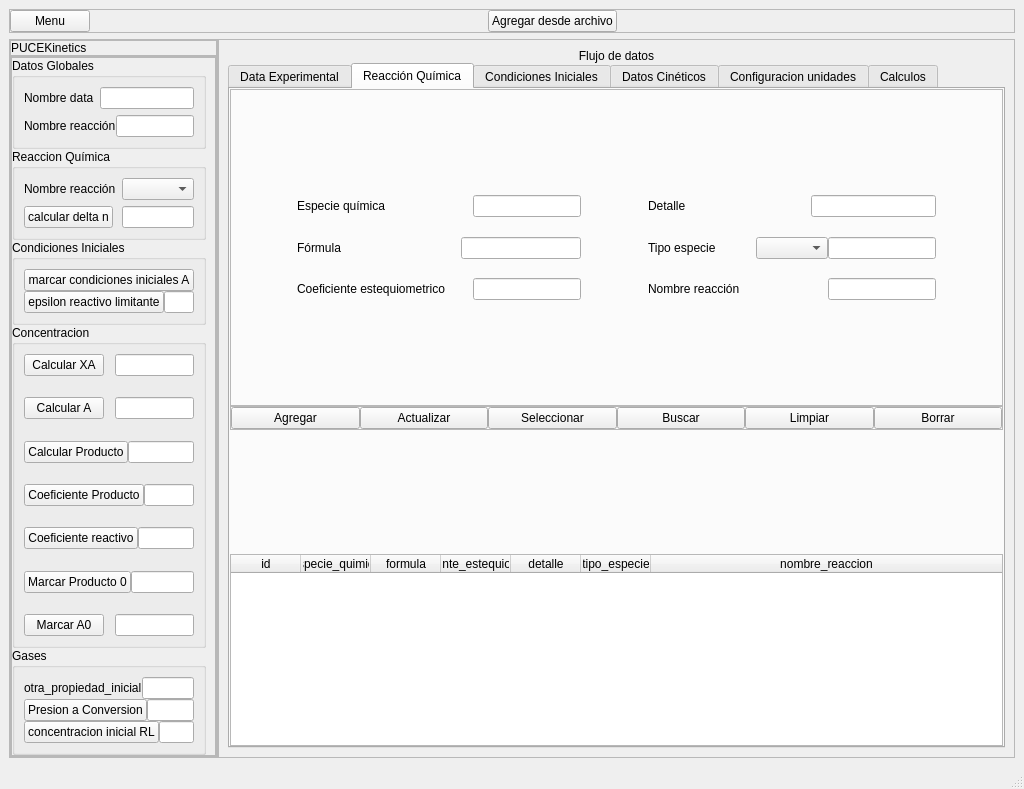
First picture: the form in flujo_datos_gui_v4.ui, repository JuandresPUCE/tesis_pyqt_sqlite, before the edit.
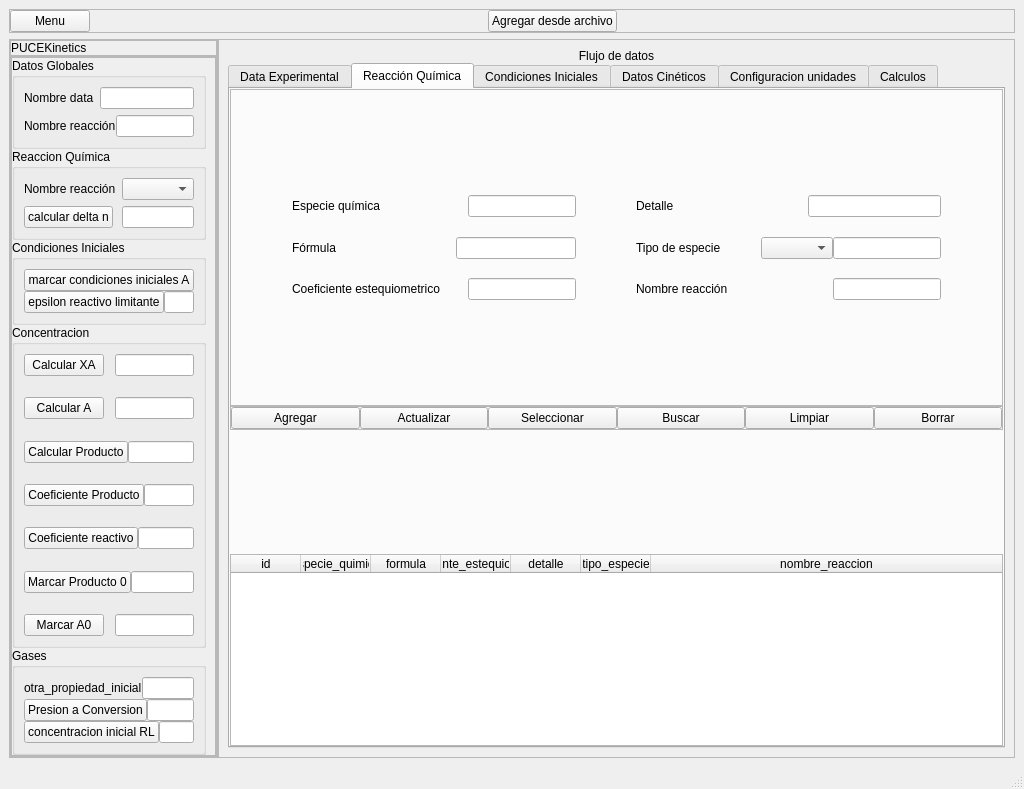
Second picture: the form after the edit. The open tabs and pages were chosen to show the change.

Diff of the .ui file:
```diff
--- a/flujo_datos_gui_v4.ui
+++ b/flujo_datos_gui_v4.ui
@@ -1587,7 +1587,7 @@
                          <item>
                           <widget class="QLabel" name="label_24">
                            <property name="text">
-                            <string>Tipo especie</string>
+                            <string>Tipo de especie</string>
                            </property>
                           </widget>
                          </item>
```
Left out of the diff: 6 changed lines with no effect on the pictures.
